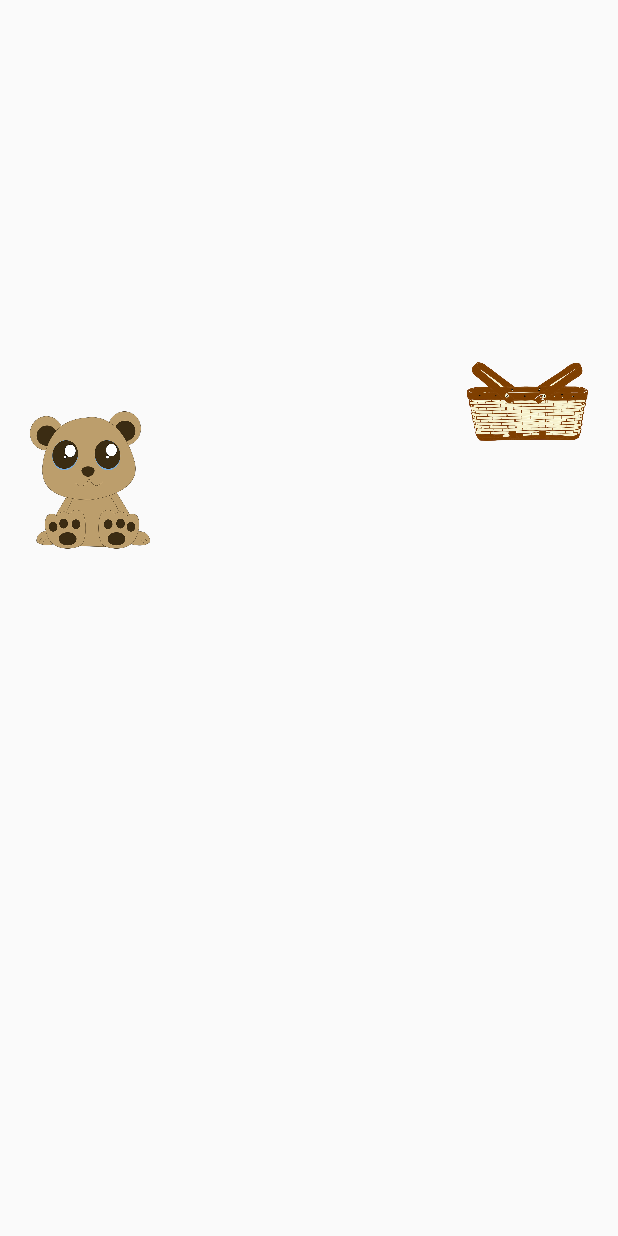
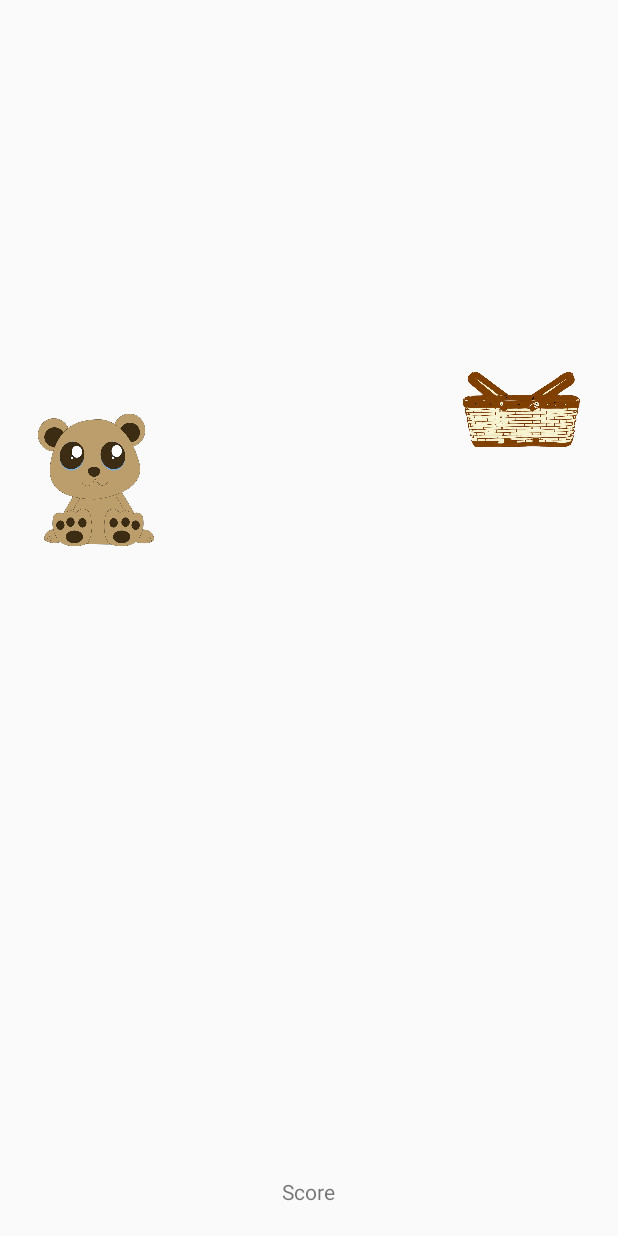
Before and after one commit to RDV1996/Fonologisch, an Android app: the layout content_exercise_one.xml on its own in the app's theme, with its tools: preview values and no code run, on a phone screen of 412 x 824 dp. Run offline under Robolectric (Android 15) with nearby library versions, the phone set to English and light mode, and no system bars.

Commit message:
Juiste layout + gitignore

```diff
--- a/app/src/main/res/layout/content_exercise_one.xml
+++ b/app/src/main/res/layout/content_exercise_one.xml
@@ -8,53 +8,53 @@
     tools:context="be.thomasmore.fonoapp.ExerciseOne"
     tools:showIn="@layout/activity_exercise_one">
 
-    <LinearLayout
-        android:layout_width="fill_parent"
-        android:layout_height="wrap_content"
-        android:orientation="horizontal"
-        android:weightSum="4" >
+    <RelativeLayout
+        android:id="@+id/mainWindow"
+        android:layout_width="wrap_content"
+        android:layout_height="wrap_content">
 
         <LinearLayout
-            android:layout_width="0dp"
+            android:layout_width="wrap_content"
             android:layout_height="wrap_content"
-            android:layout_weight="1"
-            android:orientation="vertical" >
+            android:weightSum="4">
 
             <ImageView
-                android:layout_width="wrap_content"
+                android:id="@+id/left"
+                android:layout_width="0dp"
                 android:layout_height="wrap_content"
                 android:src="@drawable/img_beer"
-                android:layout_marginLeft="20dp" />
+                android:layout_alignParentLeft="true"
+                android:layout_weight="1"
+                android:paddingLeft="25dp"/>
+
+            <LinearLayout
+                android:id="@+id/randomPictures"
+                android:layout_width="0dp"
+                android:layout_height="wrap_content"
+                android:layout_weight="2"
+                android:orientation="vertical"
+                android:layout_centerInParent="true">
+            </LinearLayout>
+
+            <ImageView
+                android:id="@+id/right"
+                android:src="@drawable/basket"
+                android:layout_width="0dp"
+                android:layout_height="wrap_content"
+                android:layout_weight="1"
+                android:layout_alignParentRight="true"
+                android:paddingRight="25dp"
+                android:paddingTop="65dp"/>
 
         </LinearLayout>
 
-        <LinearLayout
-            android:layout_width="0dp"
+        <TextView
+            android:layout_width="wrap_content"
             android:layout_height="wrap_content"
-            android:layout_weight="2"
-            android:layout_gravity="center"
-            android:layout_marginLeft="10dp"
-            android:orientation="vertical"
-            android:id="@+id/randomPictures" >
-
-        </LinearLayout>
-
-        <LinearLayout
-            android:layout_width="0dp"
-            android:layout_height="wrap_content"
-            android:layout_weight="1"
-            android:orientation="vertical" >
-
-            <ImageView
-                android:layout_width="wrap_content"
-                android:layout_height="wrap_content"
-                android:src="@drawable/basket"
-                android:layout_marginRight="20dp"
-                android:layout_marginTop="60dp" />
-
-        </LinearLayout>
-
-
-    </LinearLayout>
+            android:text="Score"
+            android:layout_alignParentBottom="true"
+            android:layout_centerHorizontal="true"
+            android:paddingBottom="20dp"/>
+    </RelativeLayout>
 
 </android.support.constraint.ConstraintLayout>
--- a/app/src/main/res/values/strings.xml
+++ b/app/src/main/res/values/strings.xml
@@ -4,7 +4,7 @@
     <string name="title_activity_age_select">Maak je keuze</string>
     <string name="title_activity_exercise_one">Oefening 1</string>
     <string name="title_activity_exercise_two">Oefening 2</string>
-    <string name="title_activity_exercise_three">ExerciseThree</string>
-    <string name="title_activity_vierde_oefening">VierdeOefening</string>
-    <string name="title_activity_exercise_five">ExerciseFive</string>
+    <string name="title_activity_exercise_three">Oefening 3</string>
+    <string name="title_activity_exercise_four">Oefening 4</string>
+    <string name="title_activity_exercise_five">Oefening 5</string>
 </resources>
```
Also changed, not shown: app/src/main/AndroidManifest.xml (+15 -8 lines), 2 other files.
